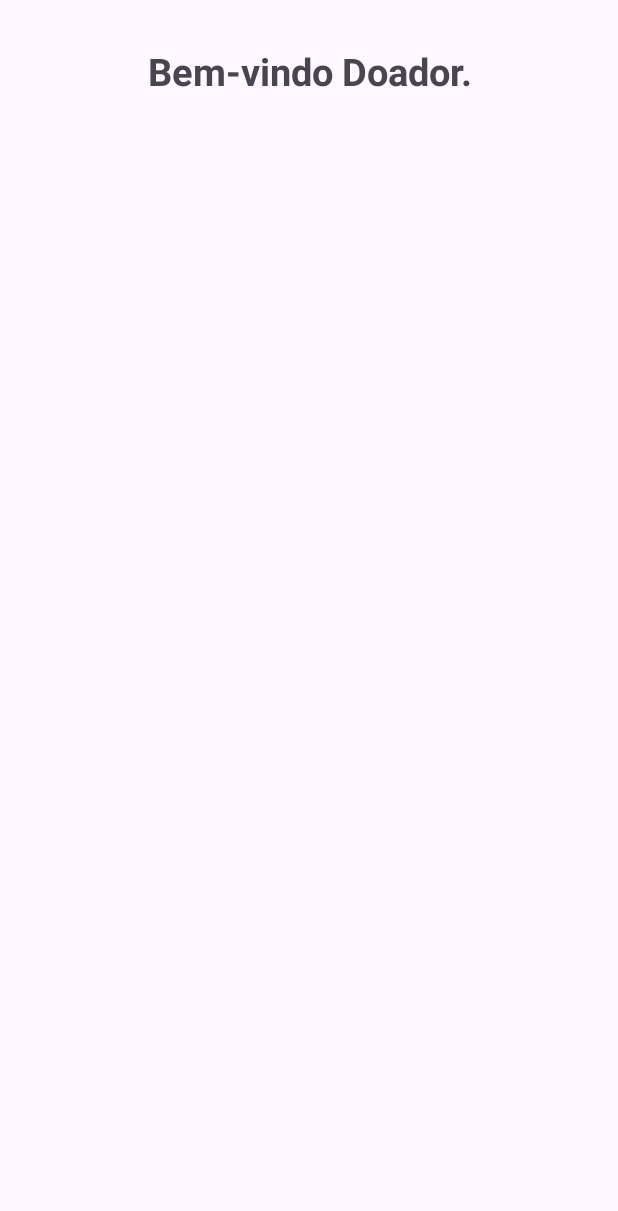
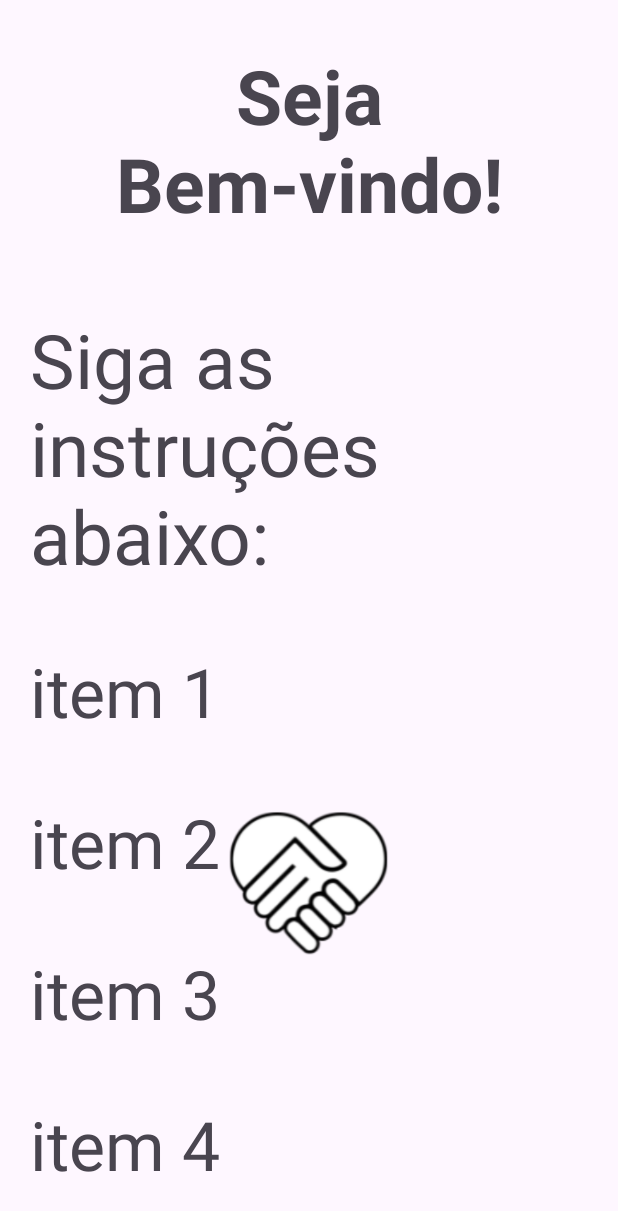
Before and after one commit to handsofcompassion/HandsofCompassion, an Android app: the LoginReceiver screen opened directly, with no data from a screen before it, on a phone screen of 412 x 824 dp. Shown: the top 1211 px of the screen. Run offline under Robolectric (Android 15) with nearby library versions, the phone set to English and light mode, and no system bars.

Commit message:
comeco da tela de cadastro de doardor e adicao da tela de cadastro de recebedor. alem de melhorias no tamanha de tela, mudando pra perspectiva de tablet.

```diff
--- /dev/null
+++ b/app/src/main/res/drawable/baseline_search_24.xml
@@ -0,0 +1,5 @@
+<vector xmlns:android="http://schemas.android.com/apk/res/android" android:alpha="0.6" android:height="40dp" android:tint="#FDFDFD" android:viewportHeight="24" android:viewportWidth="24" android:width="40dp">
+
+    <path android:fillColor="@android:color/white" android:pathData="M15.5,14h-0.79l-0.28,-0.27C15.41,12.59 16,11.11 16,9.5 16,5.91 13.09,3 9.5,3S3,5.91 3,9.5 5.91,16 9.5,16c1.61,0 3.09,-0.59 4.23,-1.57l0.27,0.28v0.79l5,4.99L20.49,19l-4.99,-5zM9.5,14C7.01,14 5,11.99 5,9.5S7.01,5 9.5,5 14,7.01 14,9.5 11.99,14 9.5,14z"/>
+
+</vector>
--- a/app/src/main/res/layout/activity_login_receiver.xml
+++ b/app/src/main/res/layout/activity_login_receiver.xml
@@ -12,11 +12,86 @@
         android:layout_height="wrap_content"
         android:gravity="center"
         android:padding="30dp"
-        android:text="@string/bemvindodoardortv"
-        android:textSize="25dp"
+        android:text="@string/bemvindorecebedortv"
+        android:textSize="50dp"
         android:textStyle="bold"
         app:layout_constraintEnd_toEndOf="parent"
         app:layout_constraintStart_toStartOf="parent"
         app:layout_constraintTop_toTopOf="parent" />
+    <LinearLayout
+        android:id="@+id/linearLayout"
+        android:layout_width="match_parent"
+        android:layout_height="wrap_content"
+        android:orientation="vertical"
+        app:layout_constraintEnd_toEndOf="parent"
+        app:layout_constraintStart_toStartOf="parent"
+        app:layout_constraintTop_toBottomOf="@+id/textView">
+
+        <TextView
+            android:layout_width="match_parent"
+            android:layout_height="wrap_content"
+            android:text="@string/instrucoestv"
+            android:padding="20dp"
+            android:textSize="50dp"
+
+            />
+        <TextView
+            android:layout_width="match_parent"
+            android:layout_height="wrap_content"
+            android:text="@string/item1"
+            android:padding="20dp"
+            android:textSize="45dp"
+            />
+        <TextView
+            android:layout_width="match_parent"
+            android:layout_height="wrap_content"
+            android:text="@string/item2"
+            android:padding="20dp"
+            android:textSize="45dp"
+            />
+        <TextView
+            android:layout_width="match_parent"
+            android:layout_height="wrap_content"
+            android:text="@string/item3"
+            android:padding="20dp"
+            android:textSize="45dp"
+            />
+        <TextView
+            android:layout_width="match_parent"
+            android:layout_height="wrap_content"
+            android:text="@string/item4"
+            android:padding="20dp"
+            android:textSize="45dp"
+            />
+    </LinearLayout>
+
+
+    <Button
+        android:id="@+id/btnClickparareceber"
+        android:layout_width="match_parent"
+        android:layout_height="wrap_content"
+        android:layout_marginLeft="50dp"
+        android:layout_marginTop="64dp"
+        android:layout_marginRight="50dp"
+        android:background="@drawable/rectangle_button"
+        android:drawableLeft="@drawable/baseline_person_24"
+        android:text="@string/clickparareceber"
+        android:textSize="30dp"
+        android:padding="25dp"
+        app:layout_constraintBottom_toTopOf="@+id/imageView2"
+        app:layout_constraintEnd_toEndOf="parent"
+        app:layout_constraintStart_toStartOf="parent"
+        app:layout_constraintTop_toBottomOf="@+id/linearLayout"
+        app:layout_constraintVertical_bias="0.23" />
+
+    <ImageView
+        android:id="@+id/imageView2"
+        android:layout_width="400dp"
+        android:layout_height="400dp"
+        android:src="@drawable/minimalisthands"
+        app:layout_constraintBottom_toBottomOf="parent"
+        app:layout_constraintEnd_toEndOf="parent"
+        app:layout_constraintStart_toStartOf="parent" />
+
 
 </androidx.constraintlayout.widget.ConstraintLayout>
--- a/app/src/main/res/values/strings.xml
+++ b/app/src/main/res/values/strings.xml
@@ -11,8 +11,12 @@
     <string name="item3">item 3</string>
     <string name="item4">item 4</string>
     <string name="clickparadoar">Clique para Doar</string>
-    <string name="bemvindorecebedortv">Bem-vindo!</string>
+    <string name="bemvindorecebedortv">Seja Bem-vindo!</string>
     <string name="digiteseunome">Digite seu Nome:</string>
+    <string name="clickparareceber">Clique para receber sua doação</string>
+    <string name="jaecadastrado">Já passui cadastrado?</string>
+    <string name="digiteCpf">   Digite seu CPF</string>
+    <string name="buscar">BUSCAR</string>
 
 
 </resources>
```
Also changed, not shown: app/src/main/AndroidManifest.xml (+9 -3 lines), app/src/main/java/com/example/handsofcompassion/UI/SearchOrNewDonation.kt (added, +21 -0 lines), app/src/main/java/com/example/handsofcompassion/UI/SearchOrNewReceiver.kt (added, +21 -0 lines), app/src/main/java/com/example/handsofcompassion/UI/SelectionScreen.kt (+7 -2 lines), app/src/main/java/com/example/handsofcompassion/UI/TypeYourName.kt (deleted, +0 -16 lines), app/src/main/res/layout/activity_language.xml (+12 -17 lines), app/src/main/res/layout/activity_login_donation.xml (+14 -14 lines), app/src/main/res/layout/activity_search_or_new_donation.xml (added, +75 -0 lines), app/src/main/res/layout/activity_search_or_new_receiver.xml (added, +11 -0 lines), app/src/main/res/layout/activity_selection_screen2.xml (+5 -8 lines), app/src/main/res/layout/activity_type_your_name.xml (deleted, +0 -86 lines), 2 other files.
